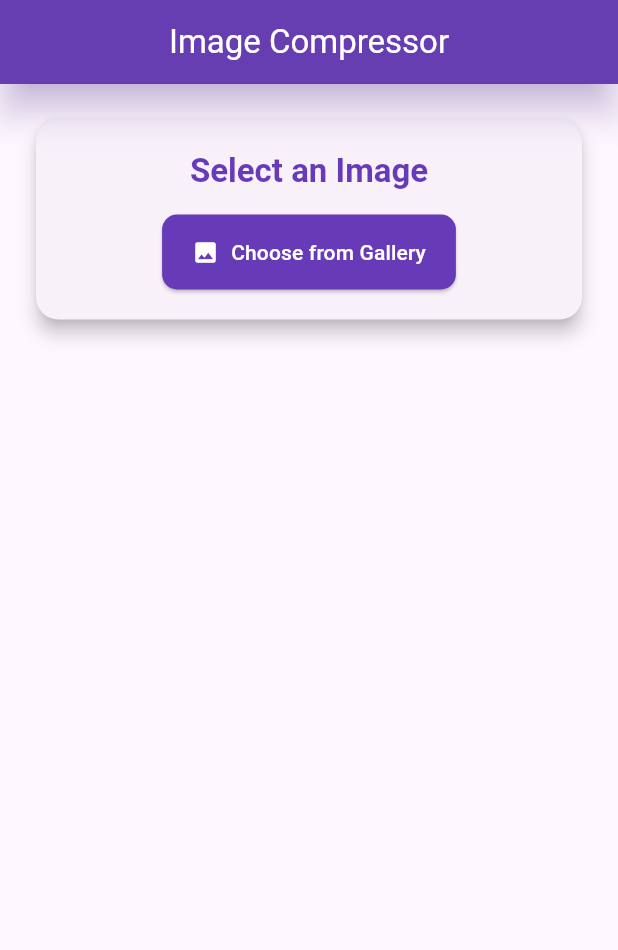
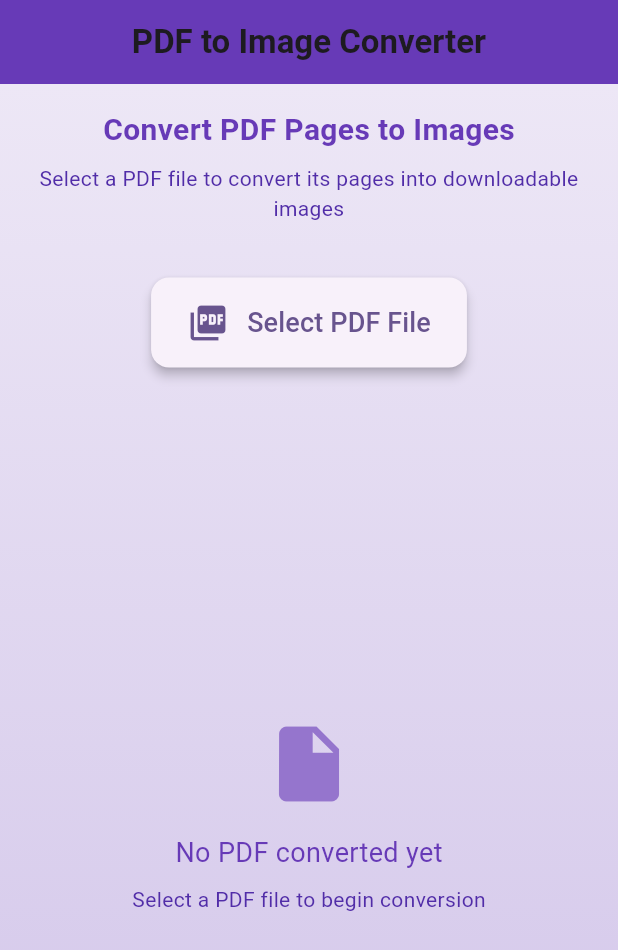
Before and after one commit to rahulkumardev24/smart_kit, a Flutter app: the screen it shows after launch, on a phone screen of 412 x 824 dp. Shown: the top 950 px of the screen. Run offline on Flutter 3.47's test engine with Material 3 defaults, Android fonts, the light colour scheme and no system bars; our stand-ins replace file_picker, image_cropper, image_picker, open_file, pdf, permission_handler; missing offline and left inert: gallery_saver_plus, pdfx.

Commit message:
pdf to image convert

```diff
--- a/lib/home_screen.dart
+++ b/lib/home_screen.dart
@@ -6,10 +6,6 @@ import 'package:smart_kit/screen/image_to_pdf_screen.dart';
 import 'constant/app_colors.dart';
 
 class HomeScreen extends StatefulWidget {
-  final ImageCompressionScreen compressionScreen;
-
-  const HomeScreen({super.key, required this.compressionScreen});
-
   @override
   State<HomeScreen> createState() => _HomeScreenState();
 }
@@ -77,7 +73,7 @@ class _HomeScreenState extends State<HomeScreen> {
                     ),
                     Text(
                       tool[index]['title'],
-                      style: myTextStyle26(fontWeight: FontWeight.bold),
+                      style: myTextStyle18(fontWeight: FontWeight.bold),
                     )
                   ],
                 ),
--- a/lib/main.dart
+++ b/lib/main.dart
@@ -1,5 +1,8 @@
 import 'package:flutter/material.dart';
-import 'package:smart_kit/screen/image_compress_screen.dart';
+import 'package:smart_kit/screen/pdf_to_image_screen.dart';
+
+
+import 'home_screen.dart';
 
 void main() {
   runApp(const MyApp());
@@ -18,7 +21,7 @@ class MyApp extends StatelessWidget {
         colorScheme: ColorScheme.fromSeed(seedColor: Colors.deepPurple),
         useMaterial3: true,
       ),
-      home: const ImageCompressionScreen()
+      home:PdfToImageScreen()
     );
   }
 }
--- a/lib/screen/image_resize_screen.dart
+++ b/lib/screen/image_resize_screen.dart
@@ -137,7 +137,7 @@ class _ImageResizeScreenState extends State<ImageResizeScreen> {
           ),
           const Spacer(),
 
-          // Bottom action buttons with neumorphic design
+          /// Bottom action buttons with neumorphic design
           Container(
             padding: const EdgeInsets.symmetric(vertical: 20, horizontal: 30),
             decoration: BoxDecoration(
--- /dev/null
+++ b/lib/screen/pdf_to_image_screen.dart
@@ -0,0 +1,303 @@
+import 'dart:io';
+import 'package:flutter/material.dart';
+import 'package:file_picker/file_picker.dart';
+import 'package:gallery_saver_plus/gallery_saver.dart';
+import 'package:path_provider/path_provider.dart';
+import 'package:permission_handler/permission_handler.dart';
+import 'package:pdfx/pdfx.dart' as pdfx;
+
+class PdfToImageScreen extends StatefulWidget {
+  @override
+  _PdfToImageScreenState createState() => _PdfToImageScreenState();
+}
+
+class _PdfToImageScreenState extends State<PdfToImageScreen> {
+  List<File> imageFiles = [];
+  bool isLoading = false;
+
+  Future<void> pickAndConvertPdf() async {
+    /// permission
+    if (Platform.isAndroid) {
+      final storageStatus = await Permission.storage.request();
+      final manageStatus = await Permission.manageExternalStorage.request();
+
+      if (!storageStatus.isGranted && !manageStatus.isGranted) {
+        ScaffoldMessenger.of(context).showSnackBar(
+          SnackBar(content: Text("Storage permission is required.")),
+        );
+        return;
+      }
+    }
+    FilePickerResult? result = await FilePicker.platform.pickFiles(
+      type: FileType.custom,
+      allowedExtensions: ['pdf'],
+    );
+
+    if (result == null || result.files.single.path == null) return;
+
+    setState(() {
+      isLoading = true;
+      imageFiles.clear();
+    });
+
+    final path = result.files.single.path!;
+    final doc = await pdfx.PdfDocument.openFile(path);
+    final tempDir = await getTemporaryDirectory();
+
+    for (int i = 1; i <= doc.pagesCount; i++) {
+      final page = await doc.getPage(i);
+      final pageImage = await page.render(
+          width: page.width * 2,
+          height: page.height * 2,
+          format: pdfx.PdfPageImageFormat.png,
+          // quality: 100,
+          /// background color of the image
+          backgroundColor: '#FFFFFF');
+      final bytes = pageImage?.bytes;
+
+      final imageFile = File('${tempDir.path}/page_$i.png');
+      await imageFile.writeAsBytes(bytes!, flush: true);
+      imageFiles.add(imageFile);
+
+      await page.close();
+    }
+
+    await doc.close();
+
+    setState(() {
+      isLoading = false;
+    });
+  }
+
+  /// ----  Save image into gallery  ---- ///
+  Future<void> saveImageToGallery(File image) async {
+    try {
+      final success = await GallerySaver.saveImage(
+        image.path,
+        albumName: 'Smart Kit',
+      );
+      if (success != null && success) {
+        ScaffoldMessenger.of(context).showSnackBar(
+          SnackBar(
+            content: const Row(
+              children: [
+                Icon(Icons.check_circle, color: Colors.white),
+                SizedBox(width: 8),
+                Text("Image saved to gallery!"),
+              ],
+            ),
+            backgroundColor: Colors.green,
+            behavior: SnackBarBehavior.floating,
+            shape: RoundedRectangleBorder(
+              borderRadius: BorderRadius.circular(10),
+            ),
+          ),
+        );
+      }
+    } catch (e) {
+      print('ErrorWhileSavingImg: $e');
+    }
+  }
+
+  @override
+  Widget build(BuildContext context) {
+    return Scaffold(
+      appBar: AppBar(
+        title: const Text(
+          'PDF to Image Converter',
+          style: TextStyle(fontWeight: FontWeight.bold),
+        ),
+        centerTitle: true,
+        elevation: 0,
+        backgroundColor: Colors.deepPurple,
+      ),
+      body: Container(
+        decoration: BoxDecoration(
+          gradient: LinearGradient(
+            begin: Alignment.topCenter,
+            end: Alignment.bottomCenter,
+            colors: [
+              Colors.deepPurple.shade50,
+              Colors.deepPurple.shade100,
+            ],
+          ),
+        ),
+        child: Column(
+          children: [
+            Padding(
+              padding: const EdgeInsets.all(16.0),
+              child: Column(
+                children: [
+                  const Text(
+                    'Convert PDF Pages to Images',
+                    style: TextStyle(
+                      fontSize: 20,
+                      fontWeight: FontWeight.bold,
+                      color: Colors.deepPurple,
+                    ),
+                  ),
+                  const SizedBox(height: 8),
+                  Text(
+                    'Select a PDF file to convert its pages into downloadable images',
+                    textAlign: TextAlign.center,
+                    style: TextStyle(color: Colors.deepPurple.shade700),
+                  ),
+                ],
+              ),
+            ),
+            SizedBox(height: 20),
+            Container(
+              margin: EdgeInsets.symmetric(horizontal: 32),
+              child: ElevatedButton(
+                onPressed: pickAndConvertPdf,
+                style: ElevatedButton.styleFrom(
+                  padding: EdgeInsets.symmetric(vertical: 16, horizontal: 24),
+                  shape: RoundedRectangleBorder(
+                    borderRadius: BorderRadius.circular(12),
+                  ),
+                  elevation: 3,
+                ),
+                child: const Row(
+                  mainAxisSize: MainAxisSize.min,
+                  children: [
+                    Icon(Icons.picture_as_pdf, size: 28),
+                    SizedBox(width: 12),
+                    Text(
+                      "Select PDF File",
+                      style: TextStyle(fontSize: 18),
+                    ),
+                  ],
+                ),
+              ),
+            ),
+            const SizedBox(height: 20),
+            if (isLoading)
+              const Expanded(
+                child: Center(
+                  child: Column(
+                    mainAxisAlignment: MainAxisAlignment.center,
+                    children: [
+                      CircularProgressIndicator(
+                        valueColor: AlwaysStoppedAnimation(Colors.deepPurple),
+                        strokeWidth: 5,
+                      ),
+                      SizedBox(height: 16),
+                      Text(
+                        "Converting PDF pages...",
+                        style: TextStyle(
+                          fontSize: 16,
+                          color: Colors.deepPurple,
+                        ),
+                      ),
+                    ],
+                  ),
+                ),
+              )
+            else if (imageFiles.isEmpty)
+              Expanded(
+                child: Center(
+                  child: Column(
+                    mainAxisAlignment: MainAxisAlignment.center,
+                    children: [
+                      Icon(
+                        Icons.insert_drive_file,
+                        size: 60,
+                        color: Colors.deepPurple.shade300,
+                      ),
+                      const SizedBox(height: 16),
+                      const Text(
+                        "No PDF converted yet",
+                        style: TextStyle(
+                          fontSize: 18,
+                          color: Colors.deepPurple,
+                        ),
+                      ),
+                      const SizedBox(height: 8),
+                      Text(
+                        "Select a PDF file to begin conversion",
+                        style: TextStyle(
+                          color: Colors.deepPurple.shade700,
+                        ),
+                      ),
+                    ],
+                  ),
+                ),
+              )
+            else
+              Expanded(
+                child: Padding(
+                  padding: const EdgeInsets.all(8.0),
+                  child: Column(
+                    children: [
+                      Text(
+                        "${imageFiles.length} Page${imageFiles.length > 1 ? 's' : ''} Converted",
+                        style: const TextStyle(
+                          fontSize: 18,
+                          fontWeight: FontWeight.bold,
+                          color: Colors.deepPurple,
+                        ),
+                      ),
+                      const SizedBox(height: 8),
+                      Expanded(
+                        child: ListView.builder(
+                          itemCount: imageFiles.length,
+                          itemBuilder: (context, index) {
+                            return Card(
+                              elevation: 4,
+                              margin: const EdgeInsets.symmetric(
+                                  vertical: 8, horizontal: 16),
+                              shape: RoundedRectangleBorder(
+                                  borderRadius: BorderRadius.circular(12)),
+                              child: Column(
+                                children: [
+                                  ClipRRect(
+                                    borderRadius: const BorderRadius.vertical(
+                                        top: Radius.circular(12)),
+                                    child: Image.file(imageFiles[index]),
+                                  ),
+                                  Padding(
+                                    padding: const EdgeInsets.all(12.0),
+                                    child: Row(
+                                      mainAxisAlignment:
+                                          MainAxisAlignment.spaceBetween,
+                                      children: [
+                                        Text(
+                                          "Page ${index + 1}",
+                                          style: const TextStyle(
+                                            fontWeight: FontWeight.bold,
+                                            color: Colors.deepPurple,
+                                          ),
+                                        ),
+                                        ElevatedButton.icon(
+                                          icon: const Icon(Icons.download,
+                                              size: 20),
+                                          label: const Text("Save to Gallery"),
+                                          style: ElevatedButton.styleFrom(
+                                            shape: RoundedRectangleBorder(
+                                                borderRadius:
+                                                    BorderRadius.circular(8)),
+                                            padding: const EdgeInsets.symmetric(
+                                                horizontal: 12, vertical: 8),
+                                          ),
+                                          onPressed: () => saveImageToGallery(
+                                              imageFiles[index]),
+                                        ),
+                                      ],
+                                    ),
+                                  ),
+                                ],
+                              ),
+                            );
+                          },
+                        ),
+                      ),
+                    ],
+                  ),
+                ),
+              ),
+          ],
+        ),
+      ),
+    );
+  }
+}
```
Also changed, not shown: lib/screen/image_background_remove_screen.dart (added, +15 -0 lines), pubspec.yaml (+6 -4 lines), lib/assets/images/compress.png (added), pubspec.lock, 11 other files.
